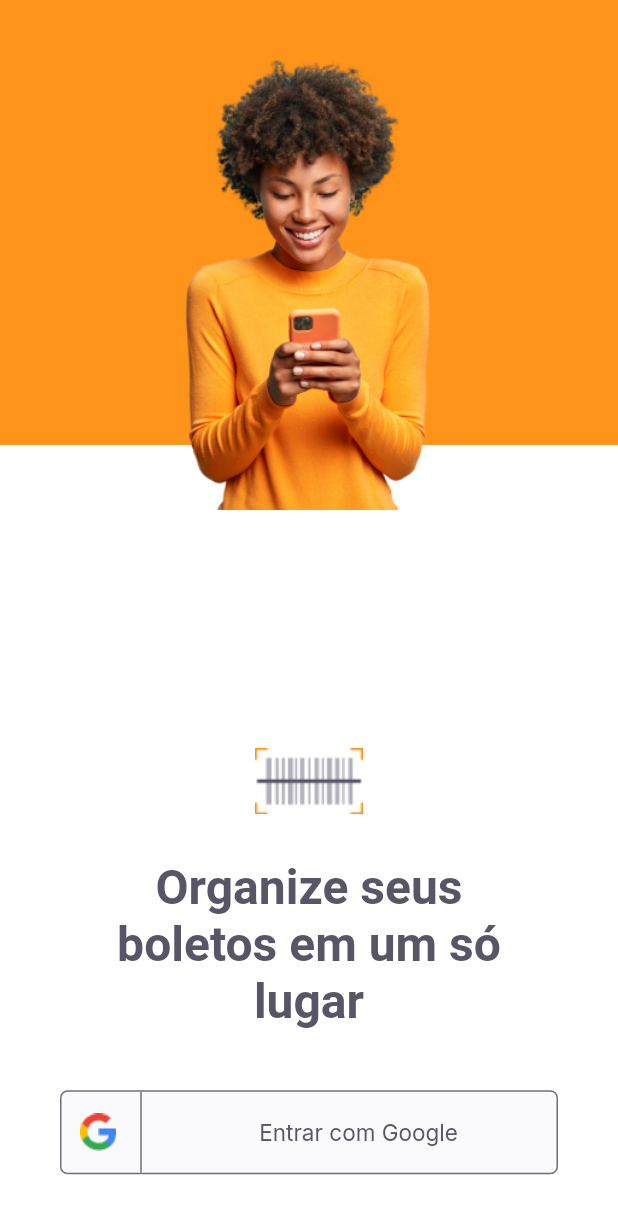
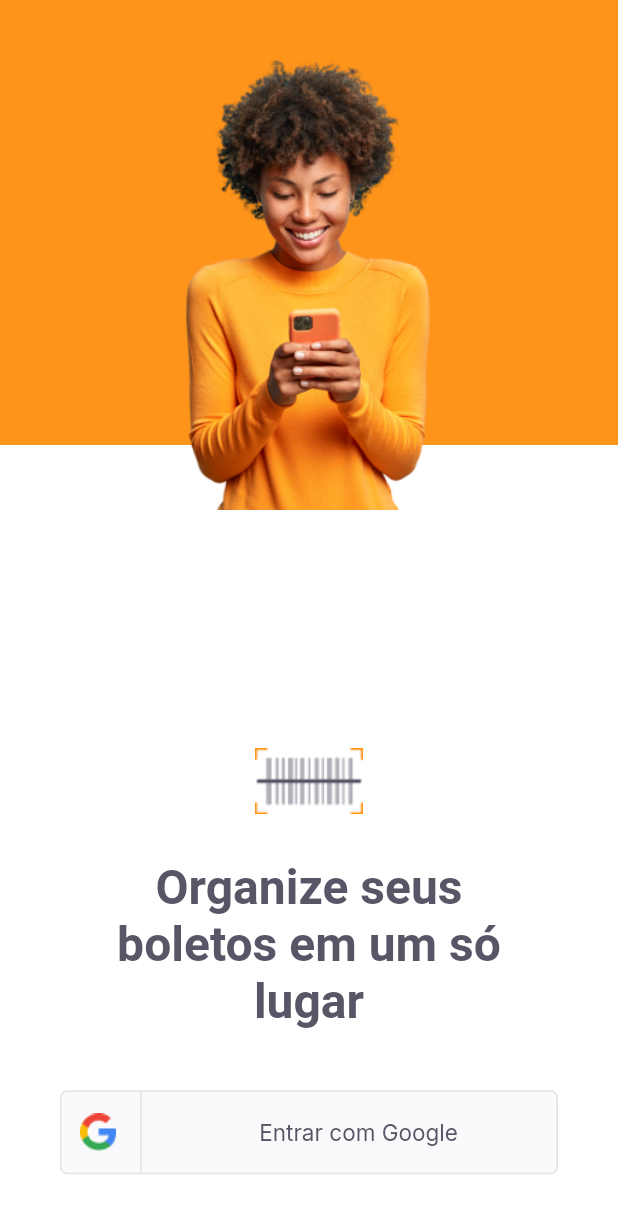
Before and after one commit to rodrigoota/flutter-payflow, a Flutter app: the screen it shows after launch, on a phone screen of 412 x 824 dp. Shown: the top 1214 px of the screen. Run offline on Flutter 3.47's test engine with Material 2 defaults, Android fonts, the phone set to English and light mode, and no system bars; our stand-ins replace firebase_core, google_fonts, google_sign_in, shared_preferences; accounts and stored records are empty.

```diff
--- a/lib/modules/login/login_page.dart
+++ b/lib/modules/login/login_page.dart
@@ -1,5 +1,4 @@
 import 'package:flutter/material.dart';
-import 'package:google_sign_in/google_sign_in.dart';
 import 'package:payflow/modules/login/login_controller.dart';
 import 'package:payflow/shared/themes/app_colors.dart';
 import 'package:payflow/shared/themes/app_images.dart';
--- a/lib/shared/models/user_model.dart
+++ b/lib/shared/models/user_model.dart
@@ -1,6 +1,4 @@
 import 'dart:convert';
-
-import 'package:flutter/cupertino.dart';
 
 class UserModel {
   final String name;
--- a/lib/shared/themes/app_colors.dart
+++ b/lib/shared/themes/app_colors.dart
@@ -2,12 +2,13 @@ import 'package:flutter/material.dart';
 
 class AppColors {
   static final primary = Color(0xFFFF941A);
+  static final secondary = Color(0xFF585666);
   static final grey = Color(0xFF585666);
   static final delete = Color(0xFFE83F5B);
   static final heading = Color(0xFF585666);
   static final body = Color(0xFF706E7A);
-  static final stroke = Color(0xFF706E7A);
-  //static final stroke = Color(0xFFE3E3E6);
+  static final stroke = Color(0xFFE3E3E6);
   static final shape = Color(0xFFFAFAFC);
   static final background = Color(0xFFFFFFFF);
+  static final input = Color(0xFFB1B0B8);
 }
--- a/lib/shared/themes/app_text_styles.dart
+++ b/lib/shared/themes/app_text_styles.dart
@@ -11,7 +11,7 @@ class TextStyles {
   static final titleRegular = GoogleFonts.lexendDeca(
     fontSize: 20,
     fontWeight: FontWeight.w400,
-    color: AppColors.heading,
+    color: AppColors.background,
   );
   static final titleBoldHeading = GoogleFonts.lexendDeca(
     fontSize: 20,
@@ -78,32 +78,37 @@ class TextStyles {
     fontWeight: FontWeight.w700,
     color: AppColors.background,
   );
-  static final captionBackground = GoogleFonts.lexendDeca(
+  static final input = GoogleFonts.inter(
+    fontSize: 15,
+    fontWeight: FontWeight.w400,
+    color: AppColors.input,
+  );
+  static final captionBackground = GoogleFonts.inter(
     fontSize: 13,
     fontWeight: FontWeight.w400,
     color: AppColors.background,
   );
-  static final captionShape = GoogleFonts.lexendDeca(
+  static final captionShape = GoogleFonts.inter(
     fontSize: 13,
     fontWeight: FontWeight.w400,
     color: AppColors.shape,
   );
-  static final captionBody = GoogleFonts.lexendDeca(
+  static final captionBody = GoogleFonts.inter(
     fontSize: 13,
     fontWeight: FontWeight.w400,
     color: AppColors.body,
   );
-  static final captionBoldBackground = GoogleFonts.lexendDeca(
+  static final captionBoldBackground = GoogleFonts.inter(
     fontSize: 13,
     fontWeight: FontWeight.w600,
     color: AppColors.background,
   );
-  static final captionBoldShape = GoogleFonts.lexendDeca(
+  static final captionBoldShape = GoogleFonts.inter(
     fontSize: 13,
     fontWeight: FontWeight.w600,
     color: AppColors.shape,
   );
-  static final captionBoldBody = GoogleFonts.lexendDeca(
+  static final captionBoldBody = GoogleFonts.inter(
     fontSize: 13,
     fontWeight: FontWeight.w600,
     color: AppColors.body,
```
Also changed, not shown: lib/modules/home/home_controller.dart (added, +7 -0 lines), lib/modules/home/home_page.dart (+89 -3 lines).
